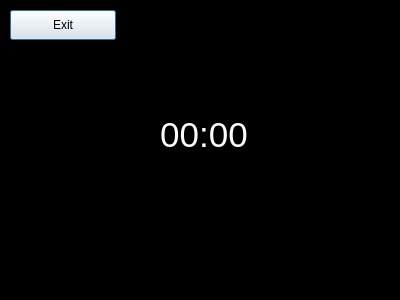
Qt form blackdialog.ui (im-red/take-a-break) before a commit.
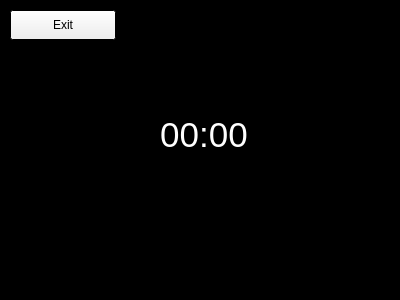
The same form after that commit.

Commit message: keep dialog on top

```diff
--- a/blackdialog.ui
+++ b/blackdialog.ui
@@ -185,6 +185,9 @@
    <property name="text">
     <string>Exit</string>
    </property>
+   <property name="autoDefault">
+    <bool>false</bool>
+   </property>
    <property name="flat">
     <bool>false</bool>
    </property>
```
Left out of the diff: 3 changed lines with no effect on the pictures. The commit also changes 1 other file.
